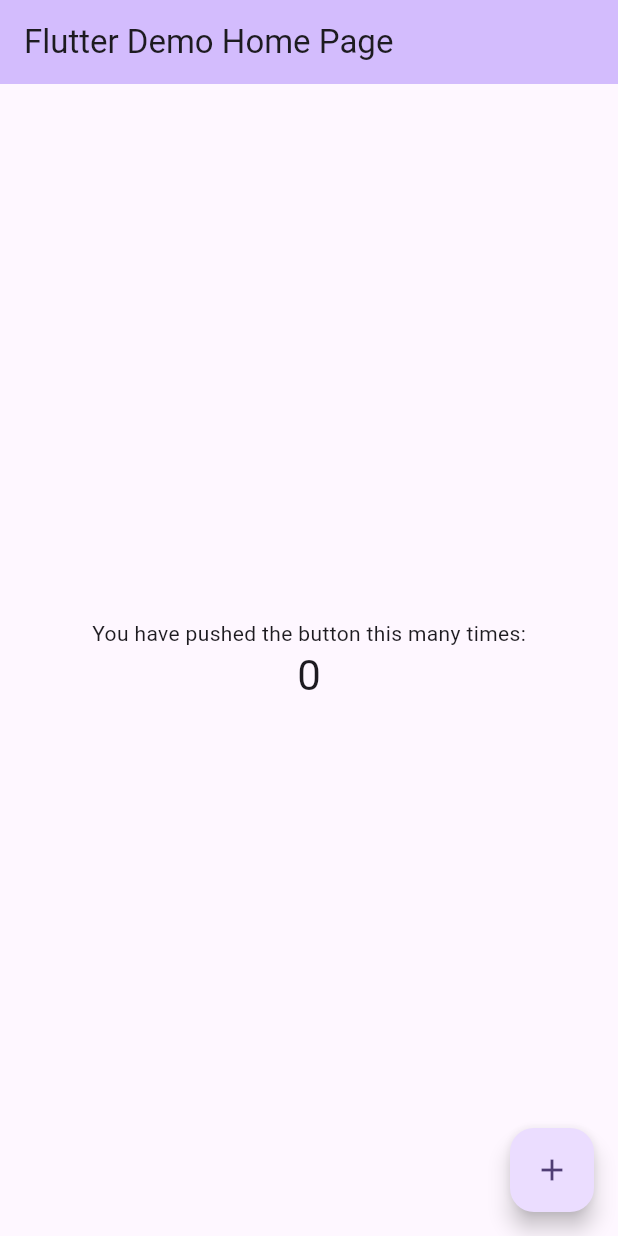
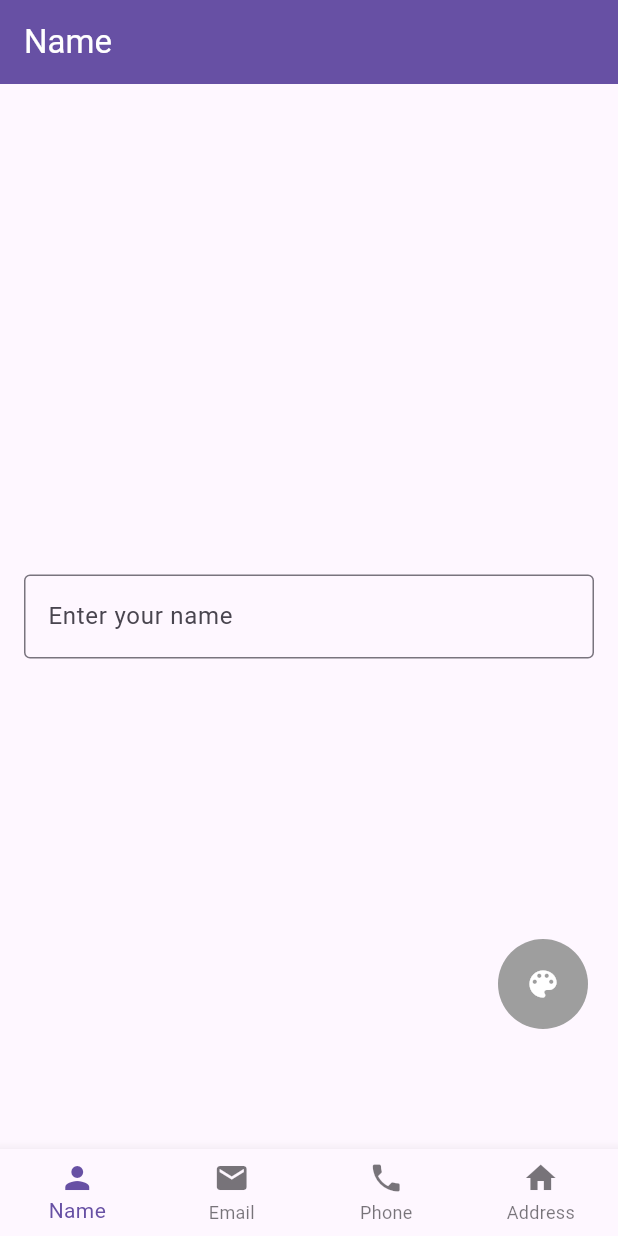
Before and after one commit to erfanalizada/flutter_theme_changer_erfan, a Flutter app: the screen it shows after launch, on a phone screen of 412 x 824 dp. Run offline on Flutter 3.47's test engine with Material 3 defaults, Android fonts, the light colour scheme and no system bars; our stand-ins replace flutter_riverpod.

Commit message:
changing general app theme working

```diff
--- /dev/null
+++ b/lib/dynamic_theme_picker.dart
@@ -0,0 +1,3 @@
+library dynamic_theme_picker;
+export 'widgets/theme_controller.dart';
+export 'widgets/theme_color_picker.dart';
--- a/lib/main.dart
+++ b/lib/main.dart
@@ -1,122 +1,108 @@
 import 'package:flutter/material.dart';
+import 'package:flutter_riverpod/flutter_riverpod.dart';
+import 'screens/screen_one.dart';
+import 'screens/screen_two.dart';
+import 'screens/screen_three.dart';
+import 'screens/screen_four.dart';
+import 'widgets/theme_color_picker_widget.dart';
+import 'widgets/theme_controller.dart';
 
 void main() {
-  runApp(const MyApp());
+  runApp(const ProviderScope(child: MyApp()));
 }
 
-class MyApp extends StatelessWidget {
+class MyApp extends ConsumerWidget {
   const MyApp({super.key});
 
-  // This widget is the root of your application.
   @override
-  Widget build(BuildContext context) {
+  Widget build(BuildContext context, WidgetRef ref) {
+    final theme = ref.watch(themeProvider);
+
     return MaterialApp(
-      title: 'Flutter Demo',
-      theme: ThemeData(
-        // This is the theme of your application.
-        //
-        // TRY THIS: Try running your application with "flutter run". You'll see
-        // the application has a purple toolbar. Then, without quitting the app,
-        // try changing the seedColor in the colorScheme below to Colors.green
-        // and then invoke "hot reload" (save your changes or press the "hot
-        // reload" button in a Flutter-supported IDE, or press "r" if you used
-        // the command line to start the app).
-        //
-        // Notice that the counter didn't reset back to zero; the application
-        // state is not lost during the reload. To reset the state, use hot
-        // restart instead.
-        //
-        // This works for code too, not just values: Most code changes can be
-        // tested with just a hot reload.
-        colorScheme: ColorScheme.fromSeed(seedColor: Colors.deepPurple),
-      ),
-      home: const MyHomePage(title: 'Flutter Demo Home Page'),
+      title: 'Theme Picker Demo',
+      theme: theme,
+      home: const HomeScreen(),
     );
   }
 }
 
-class MyHomePage extends StatefulWidget {
-  const MyHomePage({super.key, required this.title});
-
-  // This widget is the home page of your application. It is stateful, meaning
-  // that it has a State object (defined below) that contains fields that affect
-  // how it looks.
-
-  // This class is the configuration for the state. It holds the values (in this
-  // case the title) provided by the parent (in this case the App widget) and
-  // used by the build method of the State. Fields in a Widget subclass are
-  // always marked "final".
-
-  final String title;
+class HomeScreen extends StatefulWidget {
+  const HomeScreen({super.key});
 
   @override
-  State<MyHomePage> createState() => _MyHomePageState();
+  State<HomeScreen> createState() => _HomeScreenState();
 }
 
-class _MyHomePageState extends State<MyHomePage> {
-  int _counter = 0;
+class _HomeScreenState extends State<HomeScreen> {
+  int _currentIndex = 0; // <- this tracks which page we are on
 
-  void _incrementCounter() {
-    setState(() {
-      // This call to setState tells the Flutter framework that something has
-      // changed in this State, which causes it to rerun the build method below
-      // so that the display can reflect the updated values. If we changed
-      // _counter without calling setState(), then the build method would not be
-      // called again, and so nothing would appear to happen.
-      _counter++;
-    });
-  }
+  final List<Widget> _screens = const [
+    ScreenOne(),
+    ScreenTwo(),
+    ScreenThree(),
+    ScreenFour(),
+  ];
+
+  final List<String> _titles = const [
+    'Name',
+    'Email',
+    'Phone',
+    'Address',
+  ];
 
   @override
   Widget build(BuildContext context) {
-    // This method is rerun every time setState is called, for instance as done
-    // by the _incrementCounter method above.
-    //
-    // The Flutter framework has been optimized to make rerunning build methods
-    // fast, so that you can just rebuild anything that needs updating rather
-    // than having to individually change instances of widgets.
     return Scaffold(
       appBar: AppBar(
-        // TRY THIS: Try changing the color here to a specific color (to
-        // Colors.amber, perhaps?) and trigger a hot reload to see the AppBar
-        // change color while the other colors stay the same.
-        backgroundColor: Theme.of(context).colorScheme.inversePrimary,
-        // Here we take the value from the MyHomePage object that was created by
-        // the App.build method, and use it to set our appbar title.
-        title: Text(widget.title),
+        title: Text(_titles[_currentIndex]), // <- title changes depending on page
+        // Use theme colors explicitly
+        backgroundColor: Theme.of(context).colorScheme.primary,
+        foregroundColor: Theme.of(context).colorScheme.onPrimary,
       ),
-      body: Center(
-        // Center is a layout widget. It takes a single child and positions it
-        // in the middle of the parent.
-        child: Column(
-          // Column is also a layout widget. It takes a list of children and
-          // arranges them vertically. By default, it sizes itself to fit its
-          // children horizontally, and tries to be as tall as its parent.
-          //
-          // Column has various properties to control how it sizes itself and
-          // how it positions its children. Here we use mainAxisAlignment to
-          // center the children vertically; the main axis here is the vertical
-          // axis because Columns are vertical (the cross axis would be
-          // horizontal).
-          //
-          // TRY THIS: Invoke "debug painting" (choose the "Toggle Debug Paint"
-          // action in the IDE, or press "p" in the console), to see the
-          // wireframe for each widget.
-          mainAxisAlignment: MainAxisAlignment.center,
-          children: <Widget>[
-            const Text('You have pushed the button this many times:'),
-            Text(
-              '$_counter',
-              style: Theme.of(context).textTheme.headlineMedium,
-            ),
-          ],
-        ),
+      body: Stack(
+        children: [
+          Container(
+            // Add a background color to make theme changes more visible
+            color: Theme.of(context).colorScheme.background,
+            child: _screens[_currentIndex],
+          ),
+          const Positioned(
+            bottom: 80,
+            right: 20,
+            child: ThemeColorPickerWidget(), // <- circular color picker floating
+          ),
+        ],
       ),
-      floatingActionButton: FloatingActionButton(
-        onPressed: _incrementCounter,
-        tooltip: 'Increment',
-        child: const Icon(Icons.add),
-      ), // This trailing comma makes auto-formatting nicer for build methods.
+      bottomNavigationBar: BottomNavigationBar(
+        currentIndex: _currentIndex, // <- which item is selected
+        onTap: (index) {
+          setState(() {
+            _currentIndex = index; // <- change screen when tapped
+          });
+        },
+        type: BottomNavigationBarType.fixed,
+        backgroundColor: Theme.of(context).colorScheme.surface,
+        selectedItemColor: Theme.of(context).colorScheme.primary,
+        unselectedItemColor: Theme.of(context).colorScheme.onSurface.withOpacity(0.6),
+        items: const [
+          BottomNavigationBarItem(
+            icon: Icon(Icons.person),
+            label: 'Name',
+          ),
+          BottomNavigationBarItem(
+            icon: Icon(Icons.email),
+            label: 'Email',
+          ),
+          BottomNavigationBarItem(
+            icon: Icon(Icons.phone),
+            label: 'Phone',
+          ),
+          BottomNavigationBarItem(
+            icon: Icon(Icons.home),
+            label: 'Address',
+          ),
+        ],
+      ),
     );
   }
 }
--- /dev/null
+++ b/lib/screens/screen_one.dart
@@ -0,0 +1,20 @@
+import 'package:flutter/material.dart';
+
+class ScreenOne extends StatelessWidget {
+  const ScreenOne({Key? key}) : super(key: key);
+
+  @override
+  Widget build(BuildContext context) {
+    return Center(
+      child: Padding(
+        padding: const EdgeInsets.all(16.0),
+        child: TextField(
+          decoration: InputDecoration(
+            labelText: 'Enter your name',
+            border: OutlineInputBorder(),
+          ),
+        ),
+      ),
+    );
+  }
+}
--- /dev/null
+++ b/lib/widgets/theme_color_picker.dart
@@ -0,0 +1,71 @@
+import 'package:flutter/material.dart';
+
+class ThemeColorPicker extends StatefulWidget {
+  final List<Color> availableColors;
+  final ValueChanged<Color> onColorSelected;
+
+  const ThemeColorPicker({
+    super.key,
+    required this.availableColors,
+    required this.onColorSelected,
+  });
+
+  @override
+  State<ThemeColorPicker> createState() => _ThemeColorPickerState();
+}
+
+class _ThemeColorPickerState extends State<ThemeColorPicker> {
+  bool _isExpanded = false;
+
+  void _toggleExpanded() {
+    setState(() {
+      _isExpanded = !_isExpanded;
+    });
+  }
+
+  @override
+  Widget build(BuildContext context) {
+    return Stack(
+      alignment: Alignment.center,
+      children: [
+        if (_isExpanded)
+          Wrap(
+            spacing: 10,
+            runSpacing: 10,
+            children: widget.availableColors.map((color) {
+              return GestureDetector(
+                onTap: () {
+                  widget.onColorSelected(color);
+                  _toggleExpanded();
+                },
+                child: Container(
+                  width: 40,
+                  height: 40,
+                  decoration: BoxDecoration(
+                    color: color,
+                    shape: BoxShape.circle,
+                    border: Border.all(color: Colors.white, width: 2),
+                  ),
+                ),
+              );
+            }).toList(),
+          ),
+        GestureDetector(
+          onTap: _toggleExpanded,
+          child: Container(
+            width: 60,
+            height: 60,
+            decoration: BoxDecoration(
+              color: Colors.grey,
+              shape: BoxShape.circle,
+            ),
+            child: Icon(
+              _isExpanded ? Icons.close : Icons.color_lens,
+              color: Colors.white,
+            ),
+          ),
+        ),
+      ],
+    );
+  }
+}
--- /dev/null
+++ b/lib/widgets/theme_color_picker_widget.dart
@@ -0,0 +1,25 @@
+import 'package:flutter/material.dart';
+import 'package:flutter_riverpod/flutter_riverpod.dart';
+import 'package:flutter_theme_changer_erfan/widgets/theme_color_picker.dart';
+import 'package:flutter_theme_changer_erfan/widgets/theme_controller.dart'; // make sure you have this
+
+class ThemeColorPickerWidget extends ConsumerWidget {
+  const ThemeColorPickerWidget({super.key});
+
+  @override
+  Widget build(BuildContext context, WidgetRef ref) {
+    return ThemeColorPicker(
+      availableColors: [
+        Colors.blue,
+        Colors.red,
+        Colors.green,
+        Colors.orange,
+        Colors.purple,
+        Colors.pink,
+      ],
+      onColorSelected: (color) {
+        ref.read(themeProvider.notifier).updateTheme(color);
+      },
+    );
+  }
+}
--- a/pubspec.yaml
+++ b/pubspec.yaml
@@ -34,6 +34,8 @@ dependencies:
   # The following adds the Cupertino Icons font to your application.
   # Use with the CupertinoIcons class for iOS style icons.
   cupertino_icons: ^1.0.8
+  riverpod: ^2.6.1
+  flutter_riverpod: ^2.3.6
 
 dev_dependencies:
   flutter_test:
```
Also changed, not shown: lib/screens/screen_four.dart (added, +20 -0 lines), lib/screens/screen_three.dart (added, +41 -0 lines), lib/screens/screen_two.dart (added, +20 -0 lines), lib/widgets/theme_controller.dart (added, +32 -0 lines), pubspec.lock.
